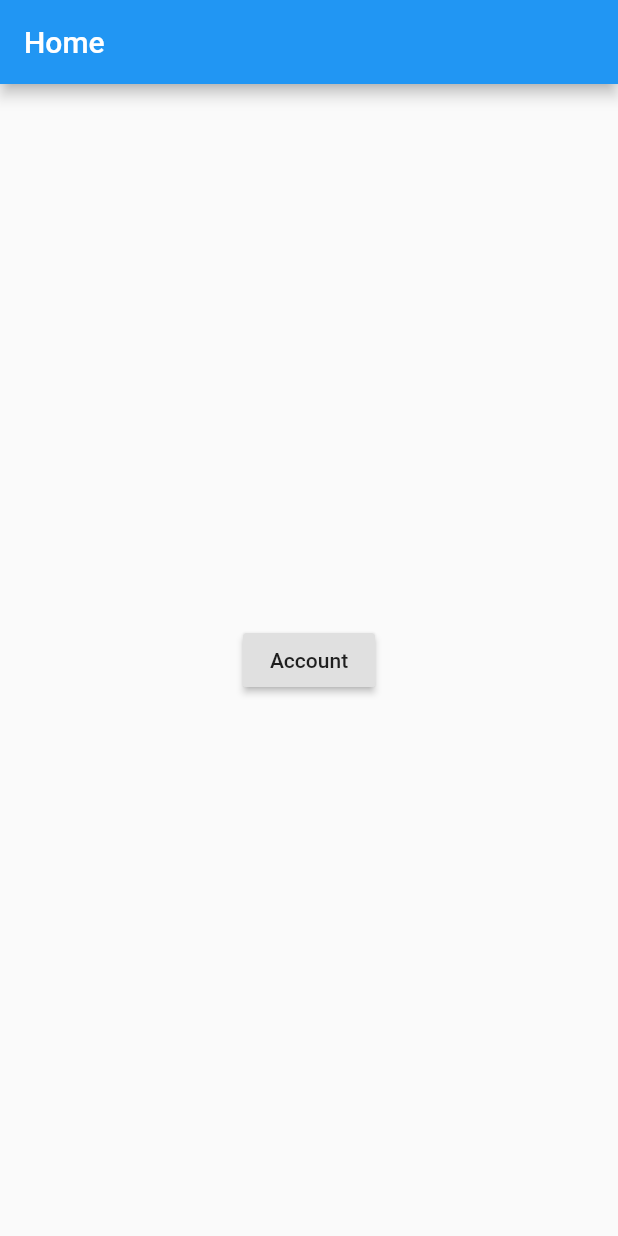
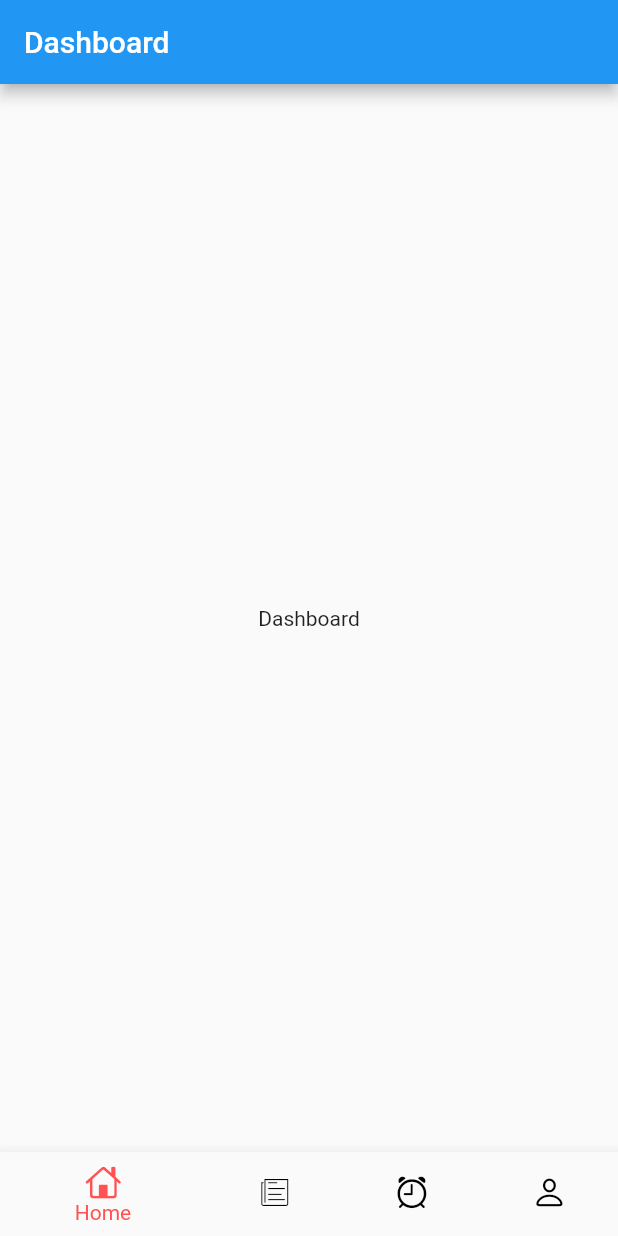
Before and after one commit to mdsami/getx_flutter, a Flutter app: the screen it shows after launch, on a phone screen of 412 x 824 dp. Run offline on Flutter 3.47's test engine with Material 2 defaults, Android fonts, the phone set to English and light mode, and no system bars; our stand-ins replace get.

Commit message:
bottom nav added

```diff
--- a/lib/main.dart
+++ b/lib/main.dart
@@ -13,7 +13,7 @@ class MyApp extends StatelessWidget {
   Widget build(BuildContext context) {
     return GetMaterialApp(
       title: "Getx App",
-      initialRoute: AppRoutes.Home,
+      initialRoute: AppRoutes.Dashbaord,
       getPages: AppPages.list,
       debugShowCheckedModeBanner: false,
       darkTheme: AppThemes.dark,
--- /dev/null
+++ b/lib/pages/alert/alert_binding.dart
@@ -0,0 +1,9 @@
+import 'package:bikerbazar_app/pages/alert/alert_coltroller.dart';
+import 'package:get/instance_manager.dart';
+
+class Alertbinding extends Bindings {
+  @override
+  void dependencies() {
+    Get.lazyPut<AlertController>(() => AlertController());
+  }
+}
--- /dev/null
+++ b/lib/pages/alert/alert_coltroller.dart
@@ -0,0 +1,3 @@
+import 'package:get/get.dart';
+
+class AlertController extends GetxController {}
--- /dev/null
+++ b/lib/pages/dashboard/dashboard_binding.dart
@@ -0,0 +1,9 @@
+import 'package:bikerbazar_app/pages/dashboard/dashboard_coltroller.dart';
+import 'package:get/instance_manager.dart';
+
+class DashboardBinding extends Bindings {
+  @override
+  void dependencies() {
+    Get.lazyPut<DashboardController>(() => DashboardController());
+  }
+}
--- /dev/null
+++ b/lib/pages/dashboard/dashboard_coltroller.dart
@@ -0,0 +1,3 @@
+import 'package:get/get.dart';
+
+class DashboardController extends GetxController {}
--- /dev/null
+++ b/lib/pages/dashboard/dashboard_page.dart
@@ -0,0 +1,47 @@
+import 'package:bikerbazar_app/pages/dashboard/dashboard_coltroller.dart';
+import 'package:flutter/cupertino.dart';
+import 'package:flutter/material.dart';
+import 'package:get/get_state_manager/get_state_manager.dart';
+
+class DashboardPage extends GetView<DashboardController> {
+  @override
+  Widget build(BuildContext context) {
+    return Scaffold(
+      appBar: AppBar(
+        title: Text("Dashboard"),
+      ),
+      body: Center(
+        child: Text('Dashboard'),
+      ),
+      bottomNavigationBar: BottomNavigationBar(
+        unselectedItemColor: Colors.black,
+        selectedItemColor: Colors.redAccent,
+        items: [
+          _bottomNavigationBarItem(
+            icon: CupertinoIcons.home,
+            label: 'Home',
+          ),
+          _bottomNavigationBarItem(
+            icon: CupertinoIcons.news,
+            label: 'News',
+          ),
+          _bottomNavigationBarItem(
+            icon: CupertinoIcons.alarm,
+            label: 'Alert',
+          ),
+          _bottomNavigationBarItem(
+            icon: CupertinoIcons.person,
+            label: 'Account',
+          ),
+        ],
+      ),
+    );
+  }
+
+  _bottomNavigationBarItem({IconData icon, String label}) {
+    return BottomNavigationBarItem(
+      icon: Icon(icon),
+      label: label,
+    );
+  }
+}
--- /dev/null
+++ b/lib/pages/news/news_binding.dart
@@ -0,0 +1,9 @@
+import 'package:bikerbazar_app/pages/news/news_coltroller.dart';
+import 'package:get/instance_manager.dart';
+
+class NewsBinding extends Bindings {
+  @override
+  void dependencies() {
+    Get.lazyPut<NewsController>(() => NewsController());
+  }
+}
--- /dev/null
+++ b/lib/pages/news/news_coltroller.dart
@@ -0,0 +1,3 @@
+import 'package:get/get.dart';
+
+class NewsController extends GetxController {}
--- a/lib/routes/app_pages.dart
+++ b/lib/routes/app_pages.dart
@@ -1,8 +1,14 @@
 import 'package:bikerbazar_app/main.dart';
 import 'package:bikerbazar_app/pages/account/account_binding.dart';
 import 'package:bikerbazar_app/pages/account/account_page.dart';
+import 'package:bikerbazar_app/pages/alert/alert_binding.dart';
 import 'package:bikerbazar_app/pages/home/home_binding.dart';
 import 'package:bikerbazar_app/pages/home/home_page.dart';
+import 'package:bikerbazar_app/pages/dashboard/dashboard_page.dart';
+import 'package:bikerbazar_app/pages/dashboard/dashboard_binding.dart';
+import 'package:bikerbazar_app/pages/alert/alert_page.dart';
+import 'package:bikerbazar_app/pages/news/news_binding.dart';
+import 'package:bikerbazar_app/pages/news/news_page.dart';
 import 'package:get/get.dart';
 import 'package:bikerbazar_app/routes/app_routes.dart';
 
@@ -17,6 +23,21 @@ class AppPages {
       name: AppRoutes.Account,
       page: () => AccountPage(),
       binding: AccountBinding(),
+    ),
+    GetPage(
+      name: AppRoutes.Dashbaord,
+      page: () => DashboardPage(),
+      binding: DashboardBinding(),
+    ),
+    GetPage(
+      name: AppRoutes.Alert,
+      page: () => AlertPage(),
+      binding: Alertbinding(),
+    ),
+    GetPage(
+      name: AppRoutes.News,
+      page: () => NewsPage(),
+      binding: NewsBinding(),
     )
   ];
 }
--- a/lib/routes/app_routes.dart
+++ b/lib/routes/app_routes.dart
@@ -1,4 +1,7 @@
 class AppRoutes {
-  static const String Home = '/';
+  static const String Home = '/home';
   static const String Account = '/account';
+  static const String Dashbaord = '/';
+  static const String Alert = '/alert';
+  static const String News = '/news';
 }
```
Also changed, not shown: lib/pages/alert/alert_page.dart (added, +26 -0 lines), lib/pages/news/news_page.dart (added, +26 -0 lines).
